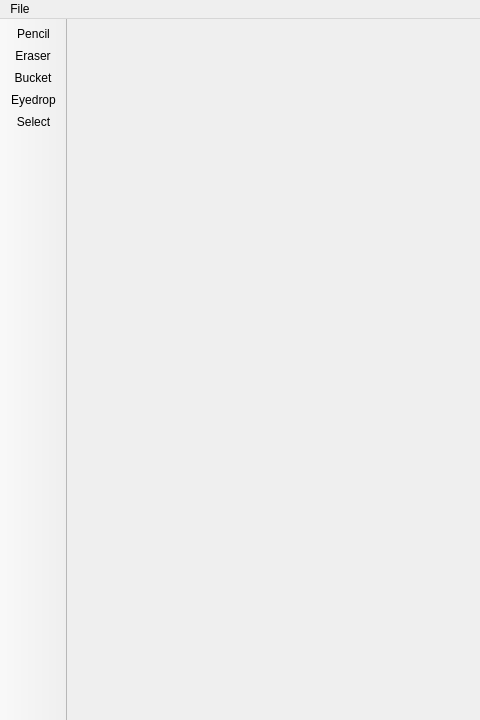
Before: the Qt Designer form view.ui in Kalean75/Sprite_Editor, drawn with Qt 5; both pictures show x 0 to 480 and y 0 to 720 of the 1280 by 720 pixel window.
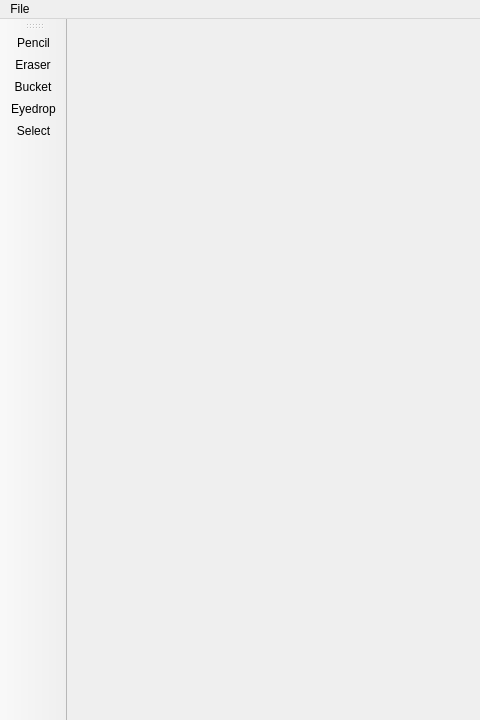
After: the same form once the commit is applied. Icons and pictures are not drawn.

Commit message: Allow the toolbar to be moved

What changed in the file:
```diff
--- a/view.ui
+++ b/view.ui
@@ -63,7 +63,7 @@
     <string>toolBar</string>
    </property>
    <property name="movable">
-    <bool>false</bool>
+    <bool>true</bool>
    </property>
    <property name="allowedAreas">
     <set>Qt::AllToolBarAreas</set>
```
